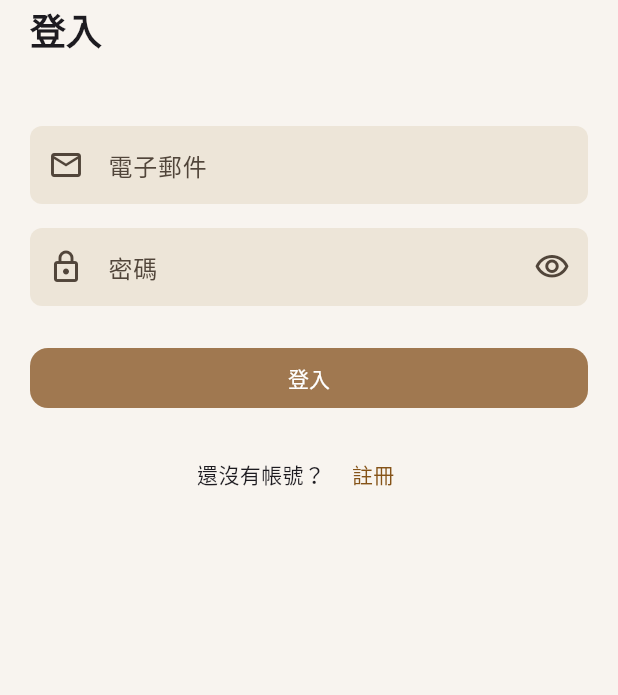
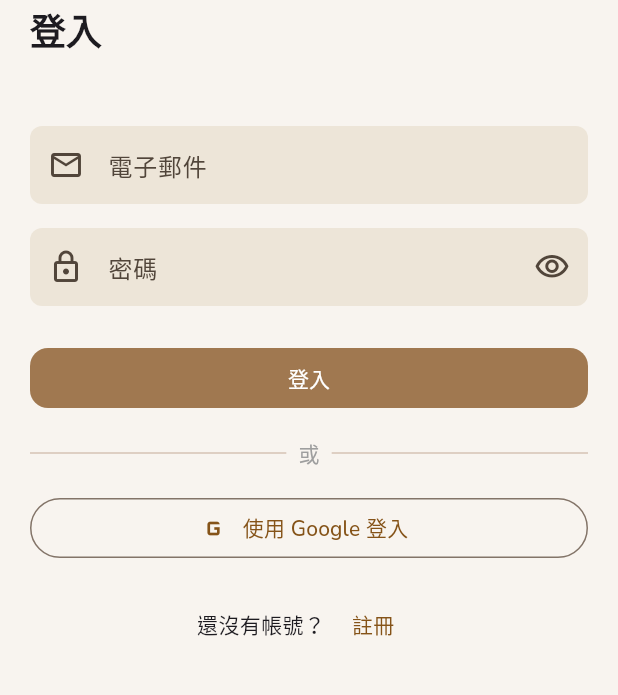
Before and after one commit to octofield/URniversity, a Flutter app: the screen it shows after launch, on a phone screen of 412 x 824 dp, the part 174-869 px from its top. Run offline on Flutter 3.47's test engine with Material 3 defaults, Android fonts, the light colour scheme and no system bars; our stand-ins replace flutter_riverpod, google_fonts, supabase_flutter; accounts and stored records are empty.

Commit message:
Google OAuth

```diff
--- a/src/lib/screens/auth/login_screen.dart
+++ b/src/lib/screens/auth/login_screen.dart
@@ -1,3 +1,4 @@
+import 'package:flutter/foundation.dart' show kIsWeb;
 import 'package:flutter/material.dart';
 import 'package:supabase_flutter/supabase_flutter.dart';
 import '../../core/theme/app_colors.dart';
@@ -22,6 +23,26 @@ class _LoginScreenState extends State<LoginScreen> {
     _emailCtrl.dispose();
     _passwordCtrl.dispose();
     super.dispose();
+  }
+
+  Future<void> _googleLogin() async {
+    setState(() => _loading = true);
+    try {
+      await Supabase.instance.client.auth.signInWithOAuth(
+        OAuthProvider.google,
+        redirectTo: kIsWeb
+            ? Uri.base.origin
+            : 'com.example.urniversity://login-callback',
+      );
+    } on AuthException catch (e) {
+      if (mounted) {
+        ScaffoldMessenger.of(context).showSnackBar(
+          SnackBar(content: Text(e.message)),
+        );
+      }
+    } finally {
+      if (mounted) setState(() => _loading = false);
+    }
   }
 
   Future<void> _login() async {
@@ -114,6 +135,24 @@ class _LoginScreenState extends State<LoginScreen> {
                 ),
               ),
               const SizedBox(height: AppSpacing.md),
+              Row(children: [
+                const Expanded(child: Divider()),
+                Padding(
+                  padding: const EdgeInsets.symmetric(horizontal: 8),
+                  child: Text('或', style: TextStyle(color: Colors.grey)),
+                ),
+                const Expanded(child: Divider()),
+              ]),
+              const SizedBox(height: AppSpacing.md),
+              SizedBox(
+                width: double.infinity,
+                child: OutlinedButton.icon(
+                  icon: const Icon(Icons.g_mobiledata, size: 22),
+                  label: const Text('使用 Google 登入'),
+                  onPressed: _loading ? null : _googleLogin,
+                ),
+              ),
+              const SizedBox(height: AppSpacing.md),
               Row(
                 mainAxisAlignment: MainAxisAlignment.center,
                 children: [
```
Also changed, not shown: 2 other files.
